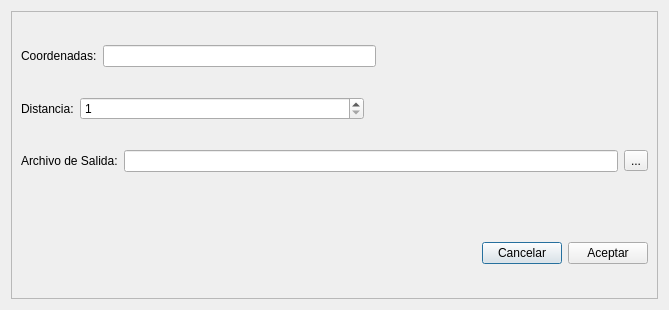
Qt form designer/gui.ui (IvanBodnar/antecedentes_2016_qt) before a commit.
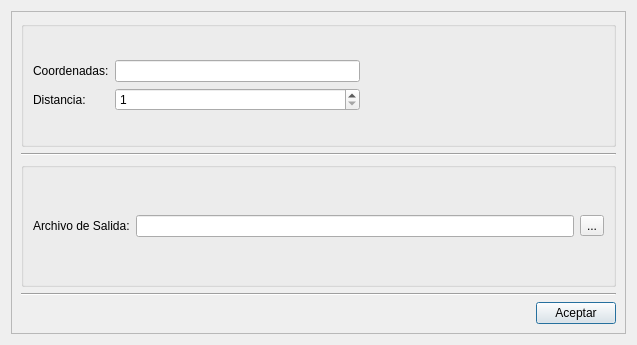
The same form after that commit.

Commit message: Arreglos en gui y msjs de error para busqueda sin resultados

```diff
--- a/designer/gui.ui
+++ b/designer/gui.ui
@@ -6,8 +6,8 @@
    <rect>
     <x>0</x>
     <y>0</y>
-    <width>669</width>
-    <height>310</height>
+    <width>637</width>
+    <height>345</height>
    </rect>
   </property>
   <property name="windowTitle">
@@ -24,15 +24,21 @@
      </property>
      <layout class="QVBoxLayout" name="verticalLayout_2">
       <item>
-       <layout class="QHBoxLayout" name="horizontalLayout_2">
+       <widget class="QGroupBox" name="groupBox">
+        <property name="title">
+         <string/>
+        </property>
+        <layout class="QVBoxLayout" name="verticalLayout_3">
         <item>
+          <layout class="QGridLayout" name="gridLayout">
+           <item row="0" column="0">
          <widget class="QLabel" name="label">
           <property name="text">
            <string>Coordenadas:</string>
           </property>
          </widget>
         </item>
-        <item>
+           <item row="0" column="1">
          <widget class="QLineEdit" name="coordenadas_lineEdit">
           <property name="inputMask">
            <string/>
@@ -42,7 +48,7 @@
           </property>
          </widget>
         </item>
-        <item>
+           <item row="0" column="2">
          <spacer name="horizontalSpacer_3">
           <property name="orientation">
            <enum>Qt::Horizontal</enum>
@@ -55,11 +61,7 @@
           </property>
          </spacer>
         </item>
-       </layout>
-      </item>
-      <item>
-       <layout class="QHBoxLayout" name="horizontalLayout_3">
-        <item>
+           <item row="1" column="0">
          <widget class="QLabel" name="label_2">
           <property name="sizePolicy">
            <sizepolicy hsizetype="Maximum" vsizetype="Preferred">
@@ -72,7 +74,7 @@
           </property>
          </widget>
         </item>
-        <item>
+           <item row="1" column="1">
          <widget class="QSpinBox" name="distancia_spinBox">
           <property name="sizePolicy">
            <sizepolicy hsizetype="Expanding" vsizetype="Fixed">
@@ -88,7 +90,7 @@
           </property>
          </widget>
         </item>
-        <item>
+           <item row="1" column="2">
          <spacer name="horizontalSpacer_4">
           <property name="orientation">
            <enum>Qt::Horizontal</enum>
@@ -103,6 +105,22 @@
         </item>
        </layout>
       </item>
+        </layout>
+       </widget>
+      </item>
+      <item>
+       <widget class="Line" name="line">
+        <property name="orientation">
+         <enum>Qt::Horizontal</enum>
+        </property>
+       </widget>
+      </item>
+      <item>
+       <widget class="QGroupBox" name="groupBox_2">
+        <property name="title">
+         <string/>
+        </property>
+        <layout class="QVBoxLayout" name="verticalLayout_4">
       <item>
        <layout class="QGridLayout" name="gridLayout_2">
         <item row="0" column="2">
@@ -130,21 +148,15 @@
         </item>
        </layout>
       </item>
+        </layout>
+       </widget>
+      </item>
       <item>
-       <spacer name="verticalSpacer">
+       <widget class="Line" name="line_2">
         <property name="orientation">
-         <enum>Qt::Vertical</enum>
+         <enum>Qt::Horizontal</enum>
         </property>
-        <property name="sizeType">
-         <enum>QSizePolicy::Maximum</enum>
-        </property>
-        <property name="sizeHint" stdset="0">
-         <size>
-          <width>20</width>
-          <height>40</height>
-         </size>
-        </property>
-       </spacer>
+       </widget>
       </item>
       <item>
        <layout class="QHBoxLayout" name="horizontalLayout">
@@ -161,13 +173,6 @@
           </property>
          </spacer>
         </item>
-        <item>
-         <widget class="QPushButton" name="cancelar_pushButton">
-          <property name="text">
-           <string>Cancelar</string>
-          </property>
-         </widget>
-        </item>
         <item>
          <widget class="QPushButton" name="aceptar_pushButton">
           <property name="text">
```
Left out of the diff: 2 changed lines with no effect on the pictures. Lines whose indentation alone changed are shown as unchanged. The commit also changes 4 other files.
